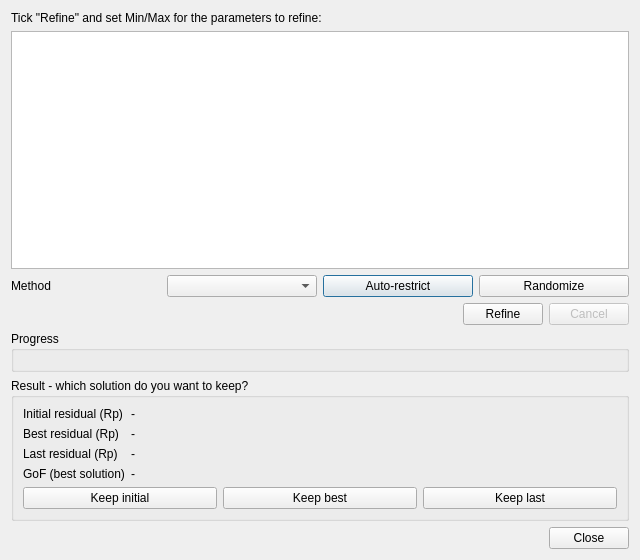
Above: src/mudlab/ui/refinement.ui from Parthasarathi-Ghosh/MudLab2 before the change. Below: the same form after it.
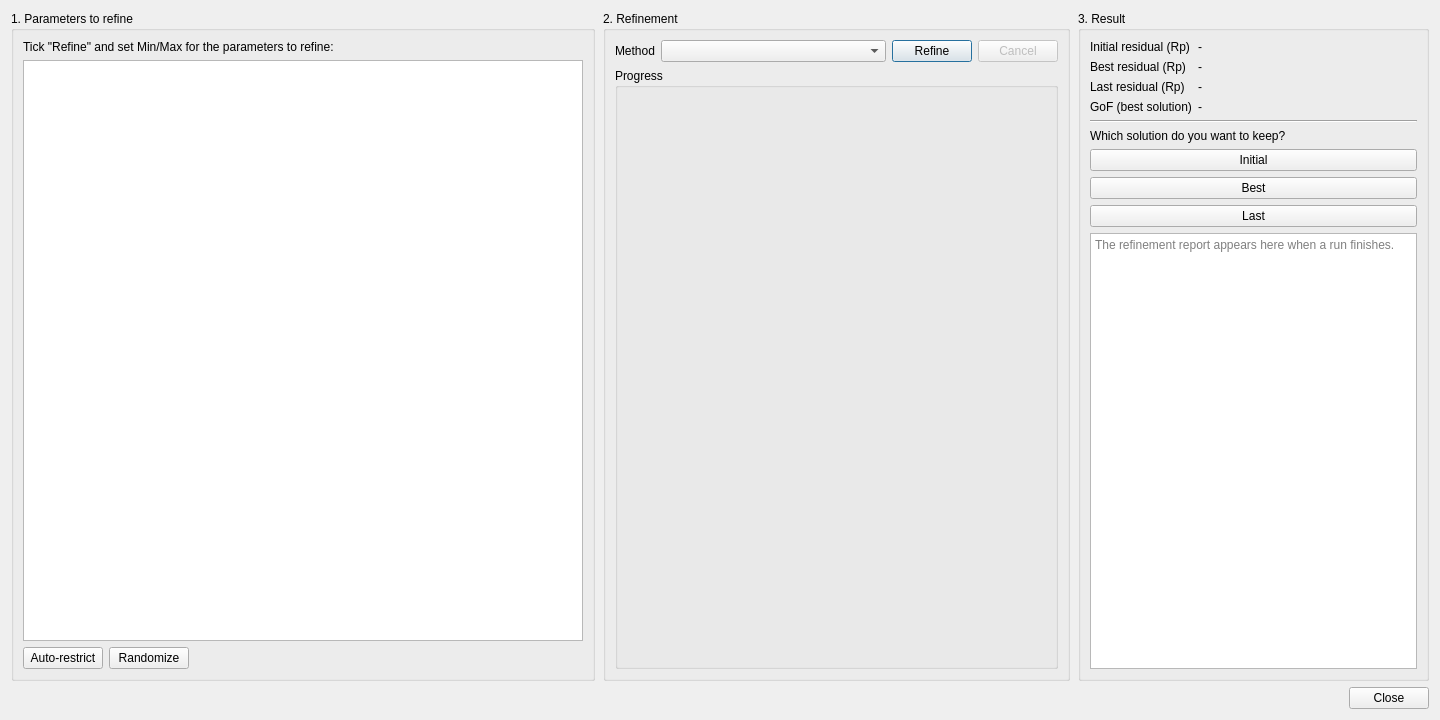
That is the form after the change.

Commit message: Refine-mixture dialog: three-frame layout + detailed report

What changed in the file:
```diff
--- a/src/mudlab/ui/refinement.ui
+++ b/src/mudlab/ui/refinement.ui
@@ -6,43 +6,71 @@
    <rect>
     <x>0</x>
     <y>0</y>
-    <width>640</width>
-    <height>560</height>
+    <width>1440</width>
+    <height>720</height>
    </rect>
   </property>
+  <property name="minimumSize">
+   <size>
+    <width>1350</width>
+    <height>580</height>
+   </size>
+  </property>
   <property name="windowTitle">
    <string>Refine mixture</string>
   </property>
   <layout class="QVBoxLayout" name="refinementLayout">
    <item>
+    <layout class="QHBoxLayout" name="framesRow">
+     <property name="spacing">
+      <number>8</number>
+     </property>
+     <item>
+      <widget class="QGroupBox" name="grpParameters">
+       <property name="sizePolicy">
+        <sizepolicy hsizetype="Expanding" vsizetype="Preferred">
+         <horstretch>5</horstretch>
+         <verstretch>0</verstretch>
+        </sizepolicy>
+       </property>
+       <property name="title">
+        <string>1. Parameters to refine</string>
+       </property>
+       <layout class="QVBoxLayout" name="parametersLayout">
+        <item>
     <widget class="QLabel" name="lblRefinables">
      <property name="text">
       <string>Tick &quot;Refine&quot; and set Min/Max for the parameters to refine:</string>
      </property>
+          <property name="wordWrap">
+           <bool>true</bool>
+          </property>
     </widget>
    </item>
    <item>
     <widget class="QTableWidget" name="tbl_refinables">
+          <property name="minimumSize">
+           <size>
+            <width>390</width>
+            <height>0</height>
+           </size>
+          </property>
      <property name="alternatingRowColors">
       <bool>true</bool>
      </property>
      <property name="selectionMode">
       <enum>QAbstractItemView::NoSelection</enum>
      </property>
-    </widget>
-   </item>
-   <item>
-    <layout class="QHBoxLayout" name="methodRow">
-     <item>
-      <widget class="QLabel" name="lblMethod">
-       <property name="text">
-        <string>Method</string>
-       </property>
+          <property name="textElideMode">
+           <enum>Qt::ElideRight</enum>
+          </property>
+          <property name="wordWrap">
+           <bool>false</bool>
+          </property>
       </widget>
      </item>
      <item>
-      <widget class="QComboBox" name="cmb_method"/>
-     </item>
+         <layout class="QHBoxLayout" name="paramButtonRow">
      <item>
       <widget class="QPushButton" name="btn_auto_restrict">
        <property name="toolTip">
@@ -63,22 +91,8 @@
        </property>
       </widget>
      </item>
-    </layout>
-   </item>
    <item>
-    <layout class="QVBoxLayout" name="optionsLayout"/>
-   </item>
-   <item>
-    <layout class="QHBoxLayout" name="refineRow">
-     <item>
-      <widget class="QLabel" name="lbl_status">
-       <property name="text">
-        <string/>
-       </property>
-      </widget>
-     </item>
-     <item>
-      <spacer name="refineSpacer">
+           <spacer name="paramButtonSpacer">
        <property name="orientation">
         <enum>Qt::Horizontal</enum>
        </property>
@@ -89,6 +103,42 @@
         </size>
        </property>
       </spacer>
+          </item>
+         </layout>
+        </item>
+       </layout>
+      </widget>
+     </item>
+     <item>
+      <widget class="QGroupBox" name="grpRefine">
+       <property name="sizePolicy">
+        <sizepolicy hsizetype="Expanding" vsizetype="Preferred">
+         <horstretch>4</horstretch>
+         <verstretch>0</verstretch>
+        </sizepolicy>
+       </property>
+       <property name="title">
+        <string>2. Refinement</string>
+       </property>
+       <layout class="QVBoxLayout" name="refineFrameLayout">
+        <item>
+         <layout class="QHBoxLayout" name="methodRow">
+          <item>
+           <widget class="QLabel" name="lblMethod">
+            <property name="text">
+             <string>Method</string>
+            </property>
+           </widget>
+          </item>
+          <item>
+           <widget class="QComboBox" name="cmb_method">
+            <property name="sizePolicy">
+             <sizepolicy hsizetype="Expanding" vsizetype="Fixed">
+              <horstretch>1</horstretch>
+              <verstretch>0</verstretch>
+             </sizepolicy>
+            </property>
+           </widget>
      </item>
      <item>
       <widget class="QPushButton" name="btn_refine">
@@ -98,6 +148,9 @@
        <property name="text">
         <string>Refine</string>
        </property>
+            <property name="default">
+             <bool>true</bool>
+            </property>
       </widget>
      </item>
      <item>
@@ -120,13 +173,40 @@
      <property name="title">
       <string>Progress</string>
      </property>
+          <property name="sizePolicy">
+           <sizepolicy hsizetype="Preferred" vsizetype="Expanding">
+            <horstretch>0</horstretch>
+            <verstretch>1</verstretch>
+           </sizepolicy>
+          </property>
+          <property name="minimumSize">
+           <size>
+            <width>300</width>
+            <height>200</height>
+           </size>
+          </property>
      <layout class="QVBoxLayout" name="progressLayout"/>
     </widget>
    </item>
+       </layout>
+      </widget>
+     </item>
    <item>
     <widget class="QGroupBox" name="grpResult">
+       <property name="sizePolicy">
+        <sizepolicy hsizetype="Expanding" vsizetype="Preferred">
+         <horstretch>3</horstretch>
+         <verstretch>0</verstretch>
+        </sizepolicy>
+       </property>
+       <property name="minimumSize">
+        <size>
+         <width>300</width>
+         <height>0</height>
+        </size>
+       </property>
      <property name="title">
-      <string>Result - which solution do you want to keep?</string>
+        <string>3. Result</string>
      </property>
      <layout class="QVBoxLayout" name="resultLayout">
       <item>
@@ -193,32 +273,101 @@
        </layout>
       </item>
       <item>
-       <layout class="QHBoxLayout" name="applyRow">
+         <widget class="Line" name="resultSeparator">
+          <property name="orientation">
+           <enum>Qt::Horizontal</enum>
+          </property>
+         </widget>
+        </item>
+        <item>
+         <widget class="QLabel" name="lblKeepWhich">
+          <property name="text">
+           <string>Which solution do you want to keep?</string>
+          </property>
+          <property name="wordWrap">
+           <bool>true</bool>
+          </property>
+         </widget>
+        </item>
+        <item>
+         <layout class="QVBoxLayout" name="applyLayout">
         <item>
          <widget class="QPushButton" name="btn_apply_initial">
           <property name="text">
-           <string>Keep initial</string>
+             <string>Initial</string>
           </property>
          </widget>
         </item>
         <item>
          <widget class="QPushButton" name="btn_apply_best">
           <property name="text">
-           <string>Keep best</string>
+             <string>Best</string>
           </property>
          </widget>
         </item>
         <item>
          <widget class="QPushButton" name="btn_apply_last">
           <property name="text">
-           <string>Keep last</string>
+             <string>Last</string>
           </property>
          </widget>
         </item>
        </layout>
       </item>
-     </layout>
-    </widget>
+        <item>
+         <widget class="QPlainTextEdit" name="txt_report">
+          <property name="sizePolicy">
+           <sizepolicy hsizetype="Expanding" vsizetype="Expanding">
+            <horstretch>0</horstretch>
+            <verstretch>1</verstretch>
+           </sizepolicy>
+          </property>
+          <property name="minimumSize">
+           <size>
+            <width>0</width>
+            <height>120</height>
+           </size>
+          </property>
+          <property name="toolTip">
+           <string>Detailed report of the finished refinement. Rewritten when you keep a solution, so it always describes the one currently applied.</string>
+          </property>
+          <property name="lineWrapMode">
+           <enum>QPlainTextEdit::NoWrap</enum>
+          </property>
+          <property name="readOnly">
+           <bool>true</bool>
+          </property>
+          <property name="placeholderText">
+           <string>The refinement report appears here when a run finishes.</string>
+          </property>
+         </widget>
+        </item>
+       </layout>
+      </widget>
+     </item>
+    </layout>
+   </item>
+   <item>
+    <layout class="QHBoxLayout" name="bottomRow">
+     <item>
+      <widget class="QLabel" name="lbl_status">
+       <property name="text">
+        <string/>
+       </property>
+      </widget>
+     </item>
+     <item>
+      <spacer name="bottomSpacer">
+       <property name="orientation">
+        <enum>Qt::Horizontal</enum>
+       </property>
+       <property name="sizeHint" stdset="0">
+        <size>
+         <width>0</width>
+         <height>20</height>
+        </size>
+       </property>
+      </spacer>
    </item>
    <item>
     <widget class="QDialogButtonBox" name="buttonBox">
@@ -226,6 +375,8 @@
       <set>QDialogButtonBox::Close</set>
      </property>
     </widget>
+     </item>
+    </layout>
    </item>
   </layout>
  </widget>
```
Left out of the diff: 8 changed lines with no effect on the pictures. Lines whose indentation alone changed are shown as unchanged. The commit also changes 5 other files.
